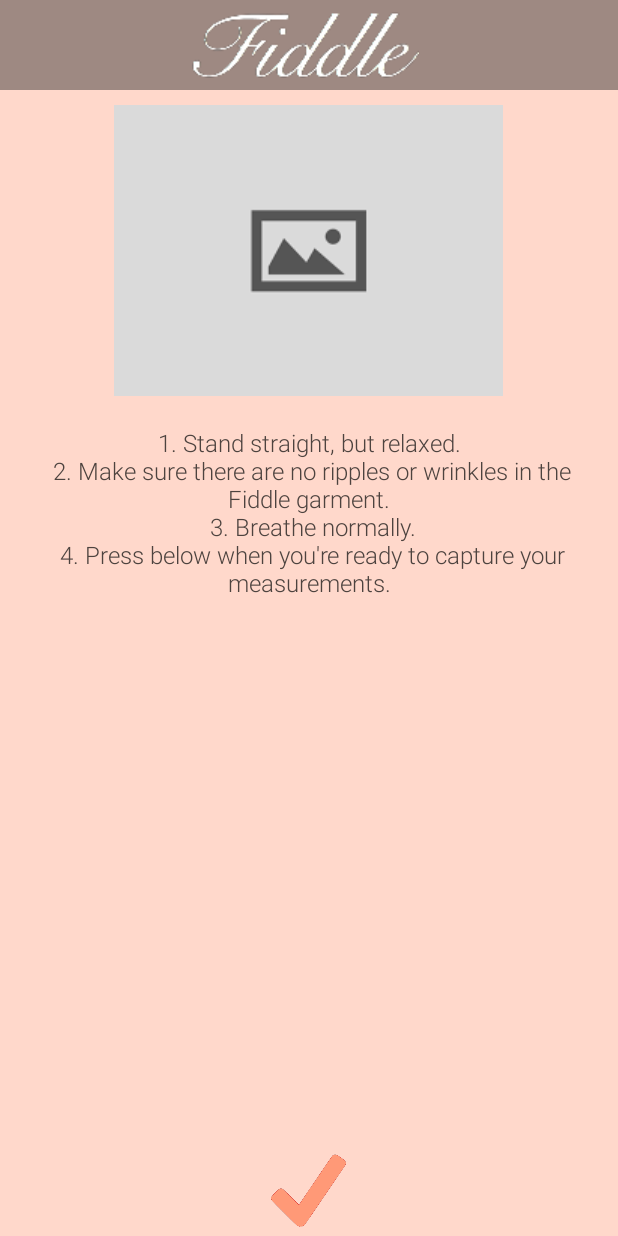
After one commit to rachellejane/DevelopHerHackathonApp, an Android app: the MeasurementActivity screen opened directly, with no data from a screen before it, on a phone screen of 412 x 824 dp. The commit adds this screen. Run offline under Robolectric (Android 15) with nearby library versions, the phone set to English and light mode, and no system bars.

Commit message:
Adding the activities with basic UI setup, to get all of app in flow

```diff
--- a/app/src/main/AndroidManifest.xml
+++ b/app/src/main/AndroidManifest.xml
@@ -10,6 +10,7 @@
         android:icon="@mipmap/ic_launcher"
         android:label="@string/app_name"
         android:theme="@style/AppTheme" >
+
         <activity
             android:name=".MainActivity"
             android:label="@string/app_name"
@@ -20,6 +21,11 @@
                 <category android:name="android.intent.category.LAUNCHER" />
             </intent-filter>
         </activity>
+
+        <activity
+            android:name=".MeasurementActivity"
+            android:screenOrientation="portrait"/>
+
     </application>
 
 </manifest>
--- /dev/null
+++ b/app/src/main/java/com/example/rachelle/hackathonsample/MeasurementActivity.java
@@ -0,0 +1,16 @@
+package com.example.rachelle.hackathonsample;
+
+import android.app.Activity;
+import android.os.Bundle;
+import android.support.v7.app.AlertDialog;
+
+/**
+ * Created by rachelle on 8/29/15.
+ */
+public class MeasurementActivity extends Activity {
+
+    protected void onCreate(Bundle savedInstanceState){
+        super.onCreate(savedInstanceState);
+        setContentView(R.layout.activity_measurement);
+    }
+}
--- /dev/null
+++ b/app/src/main/res/layout/activity_measurement.xml
@@ -0,0 +1,58 @@
+<?xml version="1.0" encoding="utf-8"?>
+<RelativeLayout
+    xmlns:android="http://schemas.android.com/apk/res/android"
+    android:orientation="vertical"
+    android:layout_width="match_parent"
+    android:layout_height="match_parent"
+    android:background="@color/peach_backdrop">
+
+    <Toolbar
+        android:id="@+id/toolbar"
+        android:layout_width="match_parent"
+        android:layout_height="60dip"
+        android:background="@color/light_brown">
+
+        <ImageView
+            android:layout_width="wrap_content"
+            android:layout_height="wrap_content"
+            android:padding="5dip"
+            android:layout_margin="5dip"
+            android:layout_gravity="center"
+            android:gravity="center"
+            android:background="@drawable/fiddle_cursive_logo"/>
+
+    </Toolbar>
+
+    <ImageView
+        android:id="@+id/sample_imageview"
+        android:layout_width="wrap_content"
+        android:layout_height="wrap_content"
+        android:layout_below="@id/toolbar"
+        android:layout_centerHorizontal="true"
+        android:layout_margin="10dip"
+        android:background="@drawable/default_image"/>
+
+    <TextView
+        android:layout_width="match_parent"
+        android:layout_height="wrap_content"
+        android:layout_margin="10dip"
+        android:text="@string/fitting_instructions"
+        android:textSize="16sp"
+        android:fontFamily="sans-serif-light"
+        android:textColor="@color/darker_brown"
+        android:layout_below="@id/sample_imageview"
+        android:gravity="center"
+        android:textAlignment="center"
+        android:layout_centerInParent="true"
+        android:layout_marginTop="10dip"/>
+
+    <ImageView
+        android:id="@+id/finished_check"
+        android:layout_width="50dip"
+        android:layout_height="50dip"
+        android:layout_alignParentBottom="true"
+        android:layout_centerHorizontal="true"
+        android:layout_margin="5dip"
+        android:background="@drawable/checkmarkorange"/>
+
+</RelativeLayout>
--- a/app/src/main/res/values/strings.xml
+++ b/app/src/main/res/values/strings.xml
@@ -8,4 +8,11 @@
     <string name="off">Turn Off</string>
     <string name="List">Pair with Fiddle</string>
     <string name="Find">Search new Devices / Cancel</string>
+
+    <string name="fitting_instructions">
+        1. Stand straight, but relaxed.\n
+        2. Make sure there are no ripples or wrinkles in the Fiddle garment.\n
+        3. Breathe normally.\n
+        4. Press below when you\'re ready to capture your measurements.\n
+    </string>
 </resources>
```
Also changed, not shown: app/src/main/java/com/example/rachelle/hackathonsample/BluetoothDevices.java (added, +21 -0 lines), app/src/main/java/com/example/rachelle/hackathonsample/MainActivity.java (+33 -31 lines), app/src/main/res/drawable/checkmarkorange.png (added), app/src/main/res/drawable/default_image.png (added).
